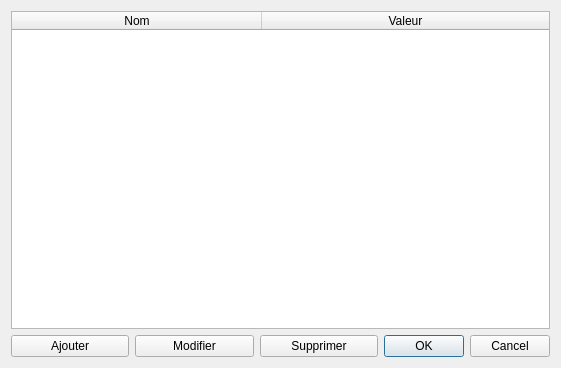
Qt form L021/cursus_dialog.ui (nem-e5i5/LO21P2014) before a commit.
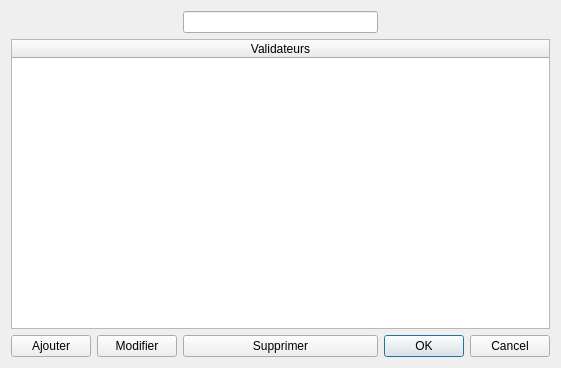
The same form after that commit.

What changed in the file:
```diff
--- a/L021/cursus_dialog.ui
+++ b/L021/cursus_dialog.ui
@@ -14,14 +14,7 @@
    <string>Dialog</string>
   </property>
   <layout class="QGridLayout" name="gridLayout">
-   <item row="2" column="2">
-    <widget class="QPushButton" name="remove_validator_button">
-     <property name="text">
-      <string>Supprimer</string>
-     </property>
-    </widget>
-   </item>
-   <item row="0" column="0" colspan="4">
+   <item row="1" column="0" colspan="4">
     <widget class="QTableWidget" name="validator_list">
      <property name="editTriggers">
       <set>QAbstractItemView::NoEditTriggers</set>
@@ -33,7 +26,7 @@
       <enum>QAbstractItemView::SelectRows</enum>
      </property>
      <property name="sortingEnabled">
-      <bool>true</bool>
+      <bool>false</bool>
      </property>
      <attribute name="horizontalHeaderDefaultSectionSize">
       <number>250</number>
@@ -46,17 +39,12 @@
      </attribute>
      <column>
       <property name="text">
-       <string>Nom</string>
-      </property>
-     </column>
-     <column>
-      <property name="text">
-       <string>Valeur</string>
+       <string>Validateurs</string>
       </property>
      </column>
     </widget>
    </item>
-   <item row="2" column="3">
+   <item row="3" column="3">
     <widget class="QDialogButtonBox" name="buttonBox">
      <property name="sizePolicy">
       <sizepolicy hsizetype="Fixed" vsizetype="Fixed">
@@ -72,20 +60,30 @@
      </property>
     </widget>
    </item>
-   <item row="2" column="0">
+   <item row="3" column="0">
     <widget class="QPushButton" name="add_validator_button">
      <property name="text">
       <string>Ajouter</string>
      </property>
     </widget>
    </item>
-   <item row="2" column="1">
+   <item row="3" column="1">
     <widget class="QPushButton" name="modify_validator_button">
      <property name="text">
       <string>Modifier</string>
      </property>
     </widget>
    </item>
+   <item row="3" column="2">
+    <widget class="QPushButton" name="remove_validator_button">
+     <property name="text">
+      <string>Supprimer</string>
+     </property>
+    </widget>
+   </item>
+   <item row="0" column="2">
+    <widget class="QLineEdit" name="cursusName_edit"/>
+   </item>
   </layout>
  </widget>
  <resources/>
```
